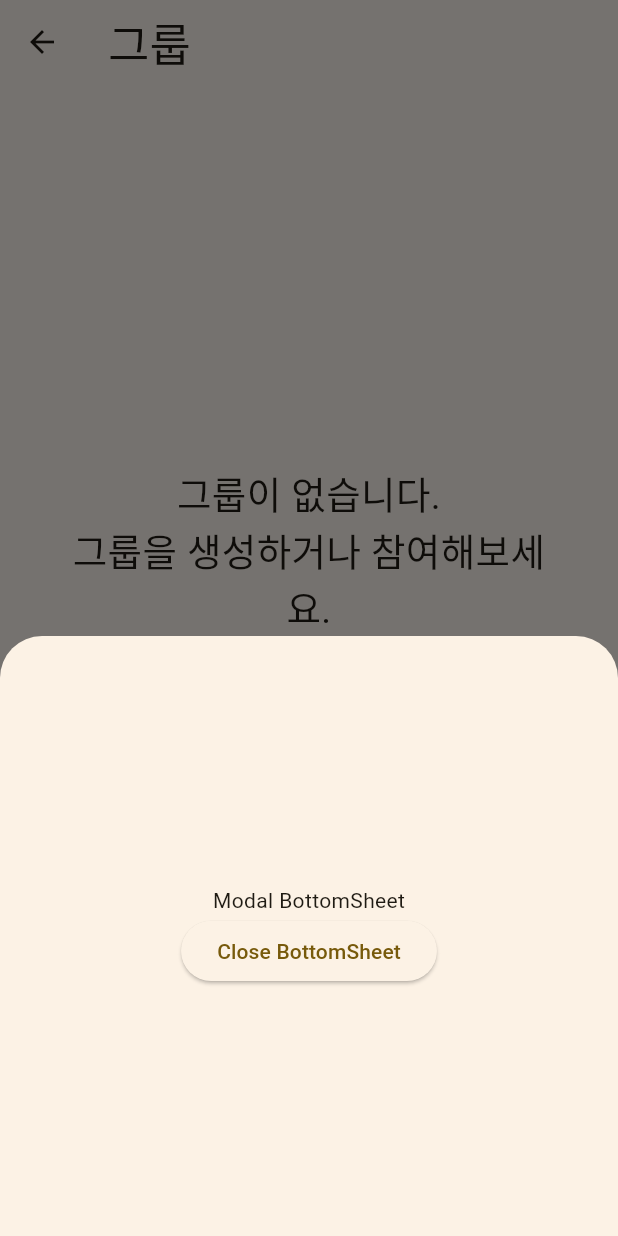
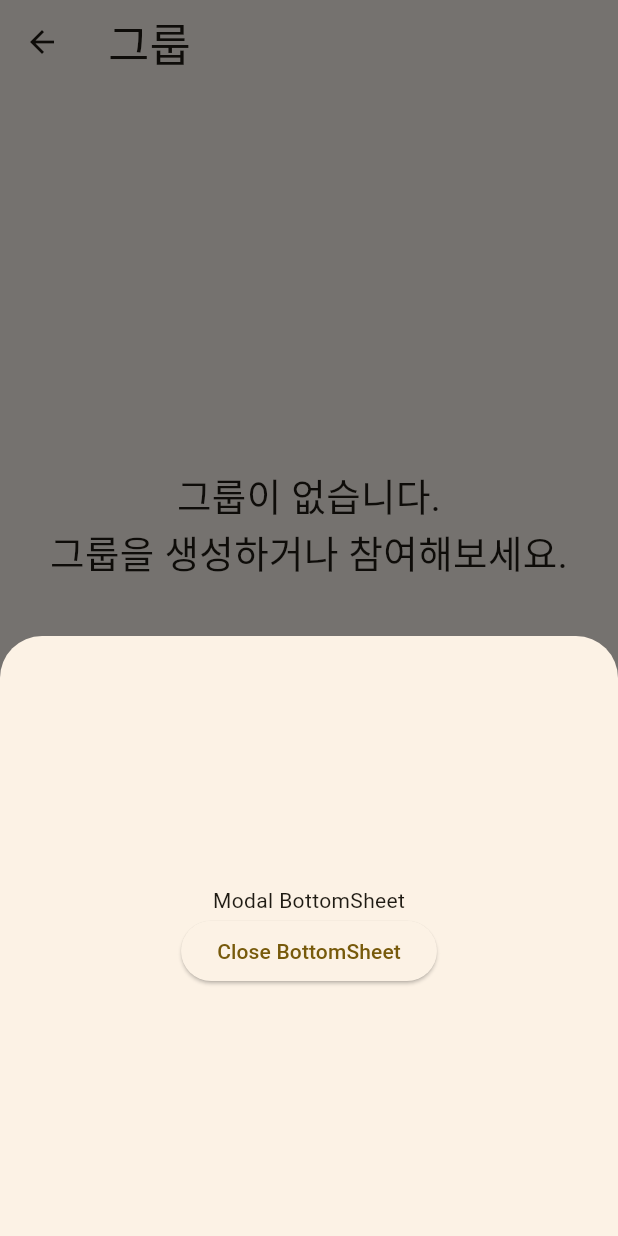
Before and after one commit to Mango-Fridge/Frontend, a Flutter app: the GroupView screen opened directly, after a tap on "시작하기", on a phone screen of 412 x 824 dp. Run offline on Flutter 3.47's test engine with Material 3 defaults, Android fonts, the phone set to English and light mode, and no system bars; our stand-ins replace flutter_dotenv, flutter_riverpod, go_router, shared_preferences, sign_in_with_apple, webview_flutter; missing offline and left inert: kakao_flutter_sdk; accounts and stored records are empty.

Commit message:
[Refactor]: MediaQuery 사용 및 위젯 분리 #47

```diff
--- a/lib/view/group/group_view.dart
+++ b/lib/view/group/group_view.dart
@@ -34,11 +34,13 @@ class GroupView extends ConsumerWidget {
   }
 }
 
+
+
 // 안내 문구 텍스트 글
 Widget groupGuideText(BuildContext context) {
-  return const SizedBox(
-    width: 330,
-    child: Text(
+  return SizedBox(
+    width: MediaQuery.of(context).size.width * 0.9,
+    child: const Text(
       "그룹이 없습니다.\n그룹을 생성하거나 참여해보세요.",
       style: TextStyle(fontSize: 25),
       textAlign: TextAlign.center,
--- a/lib/view/group/modal_content_example.dart
+++ b/lib/view/group/modal_content_example.dart
@@ -7,7 +7,9 @@ class ModalContentExample extends StatelessWidget {
 
   @override
   Widget build(BuildContext context) {
-    return Center(
+    return SizedBox(
+      width: MediaQuery.of(context).size.width * 0.9,
+      height: MediaQuery.of(context).size.height * 0.1,
       child: ElevatedButton(
         style: ElevatedButton.styleFrom(
           backgroundColor: Colors.blue, // 배경색
@@ -17,6 +19,17 @@ class ModalContentExample extends StatelessWidget {
           ),
         ),
         onPressed: () {
+          showModalGroup(context); // '시작하기'버튼 클릭 시, 모달창 띄우기
+        },
+        child: const Text("시작하기", style: TextStyle(fontSize: 25)),
+      ),
+    );
+  }
+}
+
+
+// 그룹에서 모달창
+void showModalGroup(BuildContext context) {
   showModalBottomSheet<void>(
     context: context,
     builder: (BuildContext context) {
@@ -38,9 +51,4 @@ class ModalContentExample extends StatelessWidget {
       );
     },
   );
-        },
-        child: const Text("시작하기", style: TextStyle(fontSize: 25)),
-      ),
-    );
 }
-}
```
Lines whose indentation alone changed are shown as unchanged.
